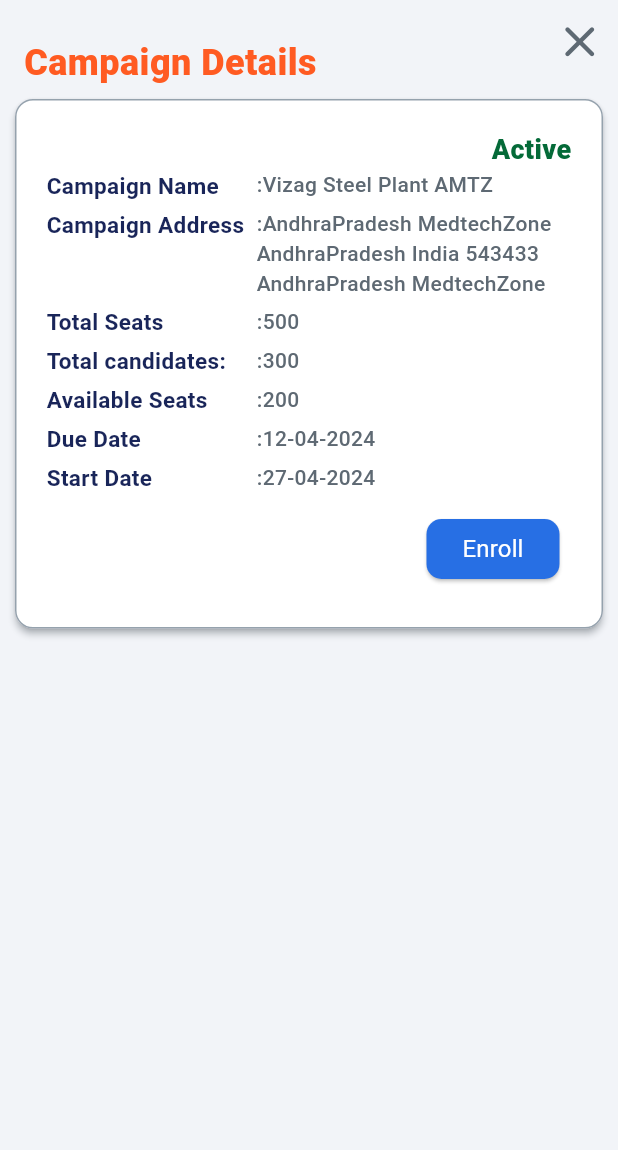
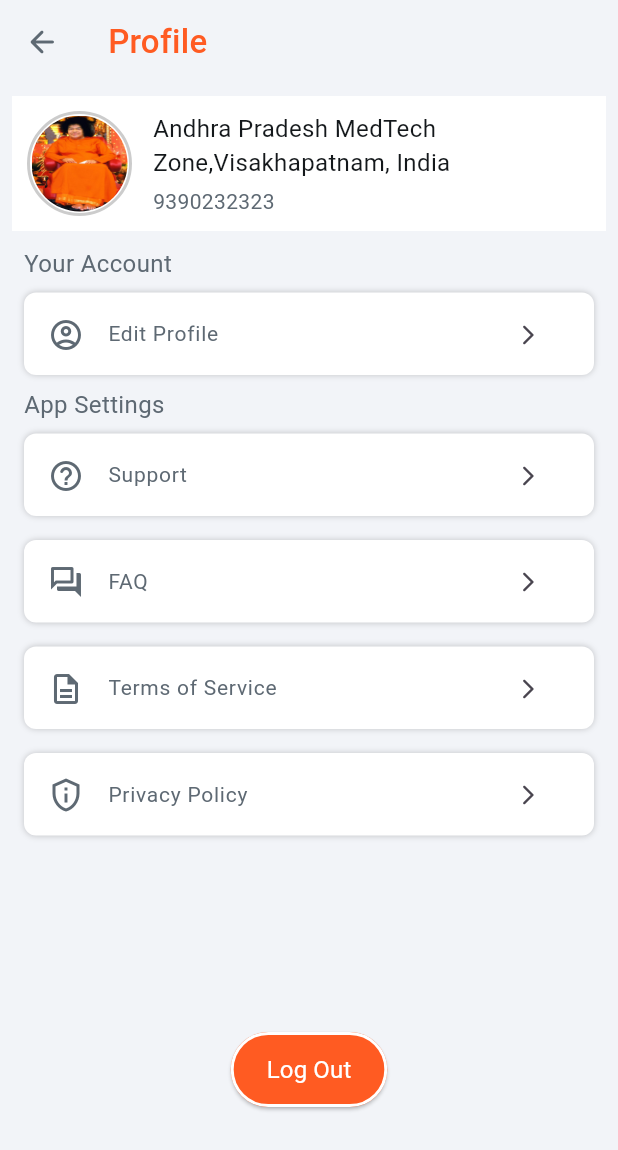
Before and after one commit to Coding2co/Divyangjan_Code, a Flutter app: the screen it shows after launch, on a phone screen of 412 x 824 dp. Shown: the top 1150 px of the screen. Run offline on Flutter 3.47's test engine with Material 3 defaults, Android fonts, the phone set to English and light mode, and no system bars; our stand-ins replace get, image_picker, pin_code_fields.

Commit message:
profile Screen add

```diff
--- /dev/null
+++ b/lib/Profile/view/profile_screen.dart
@@ -0,0 +1,195 @@
+// ignore_for_file: prefer_const_constructors
+
+import 'package:divyangjan_frontend/Profile/widgets/content_view_widget.dart';
+import 'package:divyangjan_frontend/Resources/Colors/app_colors.dart';
+import 'package:divyangjan_frontend/Resources/Strings/app_strings.dart';
+import 'package:divyangjan_frontend/widgets/button_widget.dart';
+import 'package:divyangjan_frontend/widgets/icon_widget.dart';
+import 'package:divyangjan_frontend/widgets/text_widget.dart';
+import 'package:flutter/material.dart';
+import 'package:get/get.dart';
+
+class ProfileScreen extends StatelessWidget {
+  const ProfileScreen({Key? key}) : super(key: key);
+
+  @override
+  Widget build(BuildContext context) {
+    return Scaffold(
+      backgroundColor: AppColors.primaryBackground,
+      appBar: AppBar(
+        backgroundColor: AppColors.primaryBackground,
+        leading: const Icon(
+          Icons.arrow_back_rounded,
+          color: AppColors.secondaryText,
+          size: 24,
+        ),
+        title: const TextWidget(
+          title: AppString.pro,
+          textColor: AppColors.primaryText,
+          textFontSize: 22.0,
+          textFontWeight: FontWeight.w500,
+          textSpace: 0.2,
+        ),
+      ),
+      body: SafeArea(
+        child: SingleChildScrollView(
+          padding: EdgeInsets.all(8),
+          child: Column(
+            crossAxisAlignment: CrossAxisAlignment.start,
+            children: [
+              Container(
+                width: double.infinity,
+                color: AppColors.secondaryBackground,
+                padding: EdgeInsets.all(10),
+                child: Row(
+                  mainAxisAlignment: MainAxisAlignment.start,
+                  crossAxisAlignment: CrossAxisAlignment.center,
+                  children: [
+                    Container(
+                      width: 70,
+                      height: 70,
+                      padding: EdgeInsets.all(1),
+                      decoration: BoxDecoration(
+                        border: Border.all(
+                          color: AppColors.boxShadowColor,
+                          width: 2,
+                        ),
+                        borderRadius: BorderRadius.circular(50.0),
+                      ),
+                      child: ClipRRect(
+                        borderRadius: BorderRadius.circular(100.0),
+                        child: Image.asset(
+                          'assets/images/sai_baba.jpg',
+                          fit: BoxFit.fill,
+                        ),
+                      ),
+                    ),
+                     SizedBox(width: 14.0),
+                    SizedBox(
+                      width: MediaQuery.of(context).size.width * 0.6,
+                      child: Column(
+                        crossAxisAlignment: CrossAxisAlignment.start,
+                        mainAxisAlignment: MainAxisAlignment.center,
+                        children:const [
+                            TextWidget(
+                              title: 'Andhra Pradesh MedTech Zone,Visakhapatnam, India',
+                              textColor: AppColors.blackText,
+                              textFontSize: 16,
+                              overflow:TextOverflow.fade,
+                            ),
+                           SizedBox(height: 4.0,),
+                           TextWidget(
+                            title: '9390232323',
+                            textColor: AppColors.secondaryText,
+                            textFontSize: 14,
+                          )
+                        ],
+                      ),
+                    ),
+
+                  ],
+                ),
+              ),
+              Padding(
+                padding: const EdgeInsets.only(left: 8.0,top: 10.0),
+                child: TextWidget(
+                  title: AppString.account,
+                  textColor: AppColors.secondaryText,
+                  textFontSize: 16.0,
+                ),
+              ),
+              ContentViewWidget(
+                leadingIcon: Icon(
+                  Icons.account_circle_outlined,
+                  size: 24,
+                  color: AppColors.secondaryText,
+                ),
+                titleText: AppString.editPro,
+                trailingIcon: IconButtonWidget(
+                  icon: Icon(
+                    Icons.arrow_forward_ios_rounded,
+                    size: 16,
+                  ),
+                  onChanged: () => Get.defaultDialog(title: 'Working Here'),
+                ),
+              ),
+              Padding(
+                padding: const EdgeInsets.only(left: 8.0),
+                child: TextWidget(
+                  title: AppString.appSetting,
+                  textColor: AppColors.secondaryText,
+                  textFontSize: 16.0,
+                ),
+              ),
+              ContentViewWidget(
+                leadingIcon: Icon(
+                  Icons.help_outline_rounded,
+                  size: 24,
+                  color: AppColors.secondaryText,
+                ),
+                titleText: AppString.support,
+                trailingIcon: IconButtonWidget(
+                  icon: Icon(
+                    Icons.arrow_forward_ios_rounded,
+                    size: 16,
+                  ),
+                  onChanged: () => Get.defaultDialog(title: 'Working Here'),
+                ),
+              ),
+              ContentViewWidget(
+                leadingIcon: Icon(
+                  Icons.question_answer_outlined,
+                  size: 24,
+                  color: AppColors.secondaryText,
+                ),
+                titleText: AppString.faq,
+                trailingIcon: IconButtonWidget(
+                  icon: Icon(
+                    Icons.arrow_forward_ios_rounded,
+                    size: 16,
+                  ),
+                  onChanged: () => Get.defaultDialog(title: 'Working Here'),
+                ),
+              ),
+                  ContentViewWidget(
+                leadingIcon: Icon(
+                  Icons.description_outlined,
+                  size: 24,
+                  color: AppColors.secondaryText,
+                ),
+                titleText: AppString.terms,
+                trailingIcon: IconButtonWidget(
+                  icon: Icon(
+                    Icons.arrow_forward_ios_rounded,
+                    size: 16,
+                  ),
+                  onChanged: () => Get.defaultDialog(title: 'Working Here'),
+                ),
+              ),
+              ContentViewWidget(
+                leadingIcon: Icon(
+                  Icons.privacy_tip_outlined,
+                  size: 24,
+                  color: AppColors.secondaryText,
+                ),
+                titleText: AppString.privacy,
+                trailingIcon: IconButtonWidget(
+                  icon: Icon(
+                    Icons.arrow_forward_ios_rounded,
+                    size: 16,
+                  ),
+                  onChanged: () => Get.defaultDialog(title: 'Working Here'),
+                ),
+              ),
+
+              Padding(
+                padding: const EdgeInsets.only(top: 123.0),
+                child: Center(child: ButtonWidget(btnBorderRadius: 50,btnHeight: 50, btnColor: AppColors.primaryText, onChanged: (){}, title: 'Log Out',btnBorderColor: AppColors.secondaryBackground,btnTextColor: AppColors.secondaryBackground,)),
+              )
+            ],
+          ),
+        ),
+      ),
+    );
+  }
+}
--- /dev/null
+++ b/lib/Profile/widgets/content_view_widget.dart
@@ -0,0 +1,33 @@
+
+
+import 'package:divyangjan_frontend/Resources/Colors/app_colors.dart';
+import 'package:divyangjan_frontend/widgets/text_widget.dart';
+import 'package:flutter/material.dart';
+
+class ContentViewWidget extends StatelessWidget {
+  final Icon leadingIcon;
+  final String titleText;
+  final Widget trailingIcon;
+  const ContentViewWidget({super.key, required this.leadingIcon, required this.titleText, required this.trailingIcon});
+
+  @override
+  Widget build(BuildContext context) {
+    return Container(
+      margin: const EdgeInsets.all(8),
+      width: double.infinity,
+      height: 55,
+      decoration: BoxDecoration(
+        borderRadius: BorderRadius.circular(8.0),
+        color: AppColors.secondaryBackground,
+        boxShadow: const [BoxShadow(color:AppColors.boxShadowColor,offset: Offset(0, 0),blurRadius: 3)]
+      ),
+      child: Center(
+        child: ListTile(
+          leading:leadingIcon ,
+          title: TextWidget(title: titleText,textColor: AppColors.secondaryText,textFontSize: 14.0,textFontWeight: FontWeight.normal,),
+          trailing: trailingIcon,
+        ),
+      ),
+    );
+  }
+}
--- a/lib/Resources/Colors/app_colors.dart
+++ b/lib/Resources/Colors/app_colors.dart
@@ -14,6 +14,6 @@
 static const Color enrolledColor =Color(0xFF90EE90);
 static const Color navyBlue =Color(0xFF192559);
 static const Color bluue =Color(0xFF276FE4);
-
+static const Color boxShadowColor = Color(0x33000000);
 
 }
--- a/lib/Resources/Strings/app_strings.dart
+++ b/lib/Resources/Strings/app_strings.dart
@@ -104,4 +104,18 @@
   static const String occuSeats = "Occupied Seats";
   static const String dueDate = "Due Date";
   static const String startDate = "Start Date";
+
+
+  //profileScreen
+  static const String pro = "Profile";
+  static const String account = "Your Account";
+  static const String appSetting = "App Settings";
+  static const String editPro = "Edit Profile";
+  static const String support = "Support";
+  static const String terms = "Terms of Service";
+  static const String faq = "FAQ";
+  static const String privacy = "Privacy Policy";
+
+
+
 }
--- a/lib/main.dart
+++ b/lib/main.dart
@@ -1,6 +1,7 @@
 // ignore_for_file: prefer_const_constructors
 
 import 'package:divyangjan_frontend/Admin/AdminDashboard/view/dashboard_screen.dart';
+import 'package:divyangjan_frontend/Profile/view/profile_screen.dart';
 import 'package:divyangjan_frontend/screens/registration_screen.dart';
 import 'package:flutter/material.dart';
 import 'package:get/get.dart';
@@ -41,6 +42,6 @@
           //     name: '/eligibleCandidateScreenRoute',
           //     page: () => RegistratedCandidatesWidget()),
         ],
-        home: CampaignDetailsScreen());
+        home: ProfileScreen());
   }
 }
--- a/lib/widgets/button_widget.dart
+++ b/lib/widgets/button_widget.dart
@@ -51,7 +51,7 @@
                   borderRadius: BorderRadius.circular(btnBorderRadius),
                   side: BorderSide(
                     color: btnBorderColor ?? Colors.transparent,
-                    width: 3.0,
+                    width: 2.0,
                   )),
             ),
           ),
--- a/lib/widgets/rich_text_widget.dart
+++ b/lib/widgets/rich_text_widget.dart
@@ -40,7 +40,7 @@
                 textFontWeight: FontWeight.w600)),
         Flexible(
             child: TextWidget(
-                title: ':$content',
+                title: ': $content',
                 textColor: contentColor ?? AppColors.secondaryText,
                 textFontSize: contentFontSize ?? 14.0,
                 textFontWeight: contentFontWeight ?? FontWeight.w500)),
--- a/lib/widgets/text_widget.dart
+++ b/lib/widgets/text_widget.dart
@@ -4,10 +4,11 @@
   final String title;
   final Color textColor;
   final double textFontSize;
-  final FontWeight textFontWeight;
+  final FontWeight? textFontWeight;
   final double? textSpace;
   final TextAlign? align;
-  const TextWidget({super.key,required this.title,required this.textColor,required this.textFontSize,required this.textFontWeight,this.textSpace,this.align});
+  final TextOverflow? overflow;
+  const TextWidget({super.key,required this.title,required this.textColor,required this.textFontSize, this.textFontWeight,this.textSpace,this.align,this.overflow});
 
   @override
   Widget build(BuildContext context) {
@@ -21,6 +22,7 @@
               letterSpacing: textSpace,
 
             ),
+            overflow: overflow,
 
     );
   }
```
Also changed, not shown: lib/screens/campaign_details_screen.dart (+27 -21 lines).
